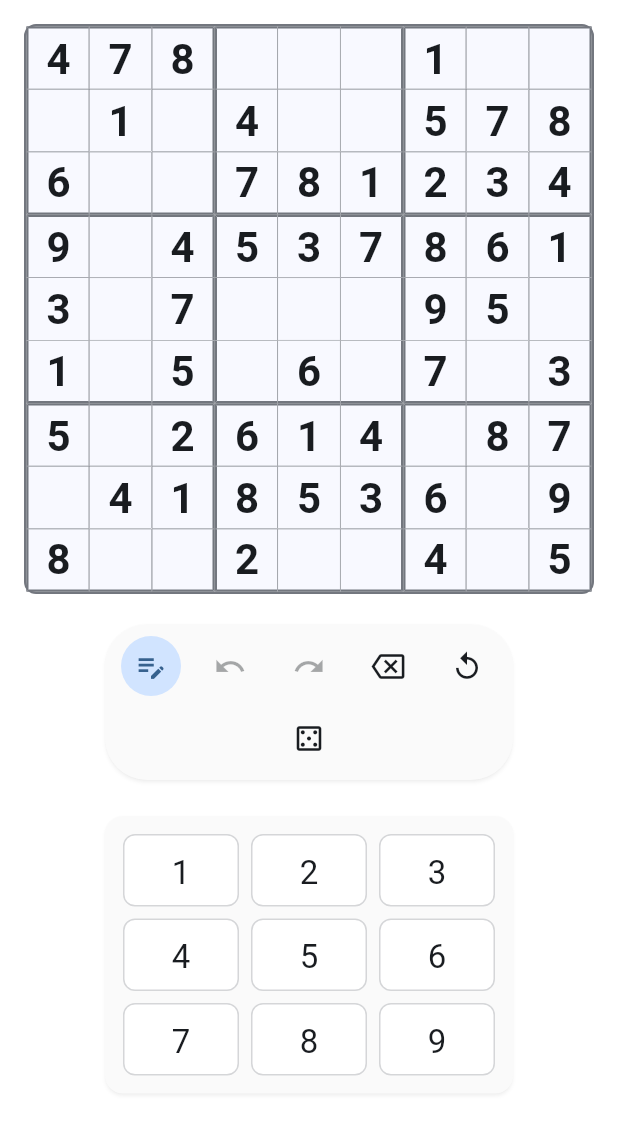
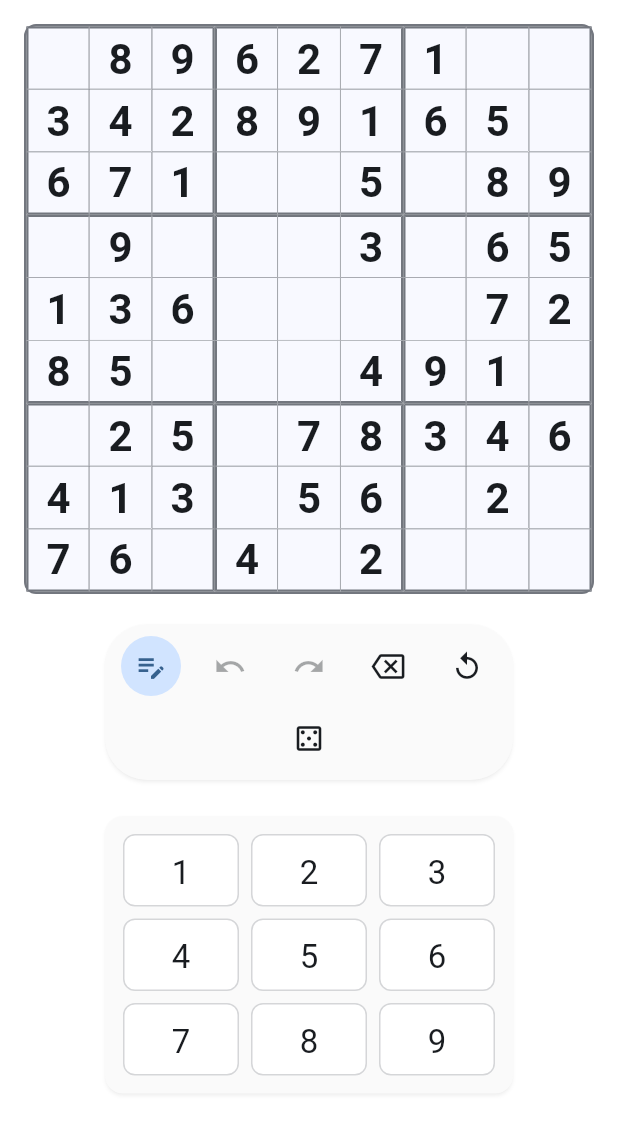
Before and after one commit to vbobkov1968/sudoku, a Flutter app: the screen it shows after launch, after a tap on the "edit off" icon, on a phone screen of 412 x 824 dp. Shown: the top 1133 px of the screen. Run offline on Flutter 3.47's test engine with Material 3 defaults, Android fonts, the phone set to English and light mode, and no system bars; our stand-ins replace shared_preferences; missing offline and left inert: flutter_acrylic.

Commit message:
Complete tasks 5.1/5.2: game persistence via shared_preferences
- GamePersistence: save/load/clear using shared_preferences + JSON
  Encodes initialBoard, solutionBoard, currentBoard, notes (bitmask),
  noteMode, difficulty; undo/redo stack intentionally not persisted
- main.dart: loads saved game on startup, generates new if none found
- game_screen.dart: _autosave() fire-and-forget after every mutating
  action (digit input, clear, undo/redo, reset, new game, note mode)
- Plan tracker updated: 4.1, 4.3, 5.1, 5.2 marked done

Co-Authored-By: Claude Sonnet 4.6 <noreply@anthropic.com>

```diff
--- /dev/null
+++ b/sudoku_app/lib/data/persistence/game_persistence.dart
@@ -0,0 +1,106 @@
+import 'dart:convert';
+
+import 'package:shared_preferences/shared_preferences.dart';
+
+import '../../core/models/board.dart';
+import '../../core/models/cell.dart';
+import '../../core/models/difficulty.dart';
+import '../../core/models/game_state.dart';
+
+typedef SavedGame = ({GameState state, Difficulty difficulty});
+
+/// Persists and restores a single active game session using shared_preferences.
+///
+/// Serialization format (JSON):
+///   difficulty : string (Difficulty.name)
+///   initial    : [81 ints] flat row-major, 0=empty
+///   solution   : [81 ints] flat row-major
+///   current    : [81 ints] flat row-major, 0=empty
+///   notes      : [81 ints] bitmask per cell (bit b → digit b+1 present)
+///   noteMode   : bool
+///
+/// Undo/redo history is intentionally not persisted.
+class GamePersistence {
+  static const _key = 'saved_game';
+
+  static Future<void> save(GameState state, Difficulty difficulty) async {
+    final prefs = await SharedPreferences.getInstance();
+    await prefs.setString(_key, jsonEncode(_encode(state, difficulty)));
+  }
+
+  static Future<SavedGame?> load() async {
+    try {
+      final prefs = await SharedPreferences.getInstance();
+      final raw = prefs.getString(_key);
+      if (raw == null) return null;
+      return _decode(jsonDecode(raw) as Map<String, dynamic>);
+    } catch (_) {
+      return null;
+    }
+  }
+
+  static Future<void> clear() async {
+    final prefs = await SharedPreferences.getInstance();
+    await prefs.remove(_key);
+  }
+
+  // ---------------------------------------------------------------------------
+
+  static Map<String, dynamic> _encode(GameState state, Difficulty difficulty) => {
+    'difficulty': difficulty.name,
+    'initial': _boardToFlat(state.initialBoard),
+    'solution': _boardToFlat(state.solutionBoard),
+    'current': _boardToFlat(state.currentBoard),
+    'notes': _notesToFlat(state.currentBoard),
+    'noteMode': state.noteMode,
+  };
+
+  static SavedGame _decode(Map<String, dynamic> map) {
+    final difficulty = Difficulty.values.firstWhere(
+      (d) => d.name == map['difficulty'],
+      orElse: () => Difficulty.easy,
+    );
+
+    final initialInts = _flatToInts(map['initial'] as List);
+    final solutionInts = _flatToInts(map['solution'] as List);
+    final currentInts = _flatToInts(map['current'] as List);
+    final notesMasks = (map['notes'] as List).cast<int>();
+    final noteMode = map['noteMode'] as bool;
+
+    final currentGrid = List.generate(
+      9,
+      (row) => List.generate(9, (col) {
+        final val = currentInts[row][col];
+        final mask = notesMasks[row * 9 + col];
+        return Cell(
+          row: row,
+          col: col,
+          value: val == 0 ? null : val,
+          isGiven: initialInts[row][col] != 0,
+          notes: {for (var b = 0; b < 9; b++) if (mask & (1 << b) != 0) b + 1},
+        );
+      }),
+    );
+
+    final state = GameState(
+      initialBoard: Board.fromInts(initialInts),
+      solutionBoard: Board.fromInts(solutionInts),
+      currentBoard: Board(currentGrid),
+      noteMode: noteMode,
+    );
+
+    return (state: state, difficulty: difficulty);
+  }
+
+  static List<int> _boardToFlat(Board board) => [
+    for (var i = 0; i < 81; i++) board.getValue(i ~/ 9, i % 9) ?? 0,
+  ];
+
+  static List<int> _notesToFlat(Board board) => [
+    for (var i = 0; i < 81; i++)
+      board.getCell(i ~/ 9, i % 9).notes.fold(0, (m, d) => m | (1 << (d - 1))),
+  ];
+
+  static List<List<int>> _flatToInts(List<dynamic> flat) =>
+    List.generate(9, (r) => List.generate(9, (c) => flat[r * 9 + c] as int));
+}
--- a/sudoku_app/lib/main.dart
+++ b/sudoku_app/lib/main.dart
@@ -8,6 +8,7 @@ import 'core/localization/app_locale.dart';
 import 'core/generator/puzzle_generator.dart';
 import 'core/models/game_state.dart';
 import 'core/models/difficulty.dart';
+import 'data/persistence/game_persistence.dart';
 import 'presentation/theme/app_theme.dart';
 import 'presentation/game_screen.dart';
 
@@ -25,27 +26,43 @@ void main() async {
     }
   }
 
-  runApp(const SudokuApp());
+  final saved = await GamePersistence.load();
+
+  final GameState initialState;
+  final Difficulty initialDifficulty;
+
+  if (saved != null) {
+    initialState = saved.state;
+    initialDifficulty = saved.difficulty;
+  } else {
+    initialDifficulty = Difficulty.easy;
+    final puzzle = PuzzleGenerator(seed: DateTime.now().millisecondsSinceEpoch)
+        .generate(initialDifficulty);
+    initialState = GameState(
+      initialBoard: puzzle.puzzle,
+      solutionBoard: puzzle.solution,
+    );
+  }
+
+  runApp(SudokuApp(initialState: initialState, initialDifficulty: initialDifficulty));
 }
 
 class SudokuApp extends StatelessWidget {
-  const SudokuApp({super.key});
+  final GameState initialState;
+  final Difficulty initialDifficulty;
+
+  const SudokuApp({
+    super.key,
+    required this.initialState,
+    required this.initialDifficulty,
+  });
 
   @override
   Widget build(BuildContext context) {
-    // Generate a sample easy puzzle for demonstration
-    final generator = PuzzleGenerator(seed: 42); // Fixed seed for consistent demo
-    final puzzle = generator.generate(Difficulty.easy);
-    final gameState = GameState(
-      initialBoard: puzzle.puzzle,
-      solutionBoard: puzzle.solution,
-    );
-
     return MaterialApp(
       title: 'Sudoku',
       debugShowCheckedModeBanner: false,
 
-      // Localization setup
       localizationsDelegates: const [
         GlobalMaterialLocalizations.delegate,
         GlobalWidgetsLocalizations.delegate,
@@ -54,13 +71,11 @@ class SudokuApp extends StatelessWidget {
       supportedLocales: supportedLocales,
       localeResolutionCallback: localeResolutionCallback,
 
-      // Theme
       theme: AppTheme.lightTheme,
       darkTheme: AppTheme.darkTheme,
       themeMode: ThemeMode.system,
 
-      // Game screen
-      home: GameScreen(gameState: gameState),
+      home: GameScreen(gameState: initialState, difficulty: initialDifficulty),
     );
   }
 }
--- a/sudoku_app/lib/presentation/game_screen.dart
+++ b/sudoku_app/lib/presentation/game_screen.dart
@@ -6,6 +6,7 @@ import 'package:flutter/services.dart';
 import '../core/models/game_state.dart';
 import '../core/generator/puzzle_generator.dart';
 import '../core/models/difficulty.dart';
+import '../data/persistence/game_persistence.dart';
 import 'widgets/number_pad.dart';
 import 'widgets/sudoku_grid.dart';
 import 'widgets/victory_overlay.dart';
@@ -13,10 +14,12 @@ import 'widgets/victory_overlay.dart';
 /// The main game screen that displays the Sudoku grid.
 class GameScreen extends StatefulWidget {
   final GameState gameState;
+  final Difficulty difficulty;
 
   const GameScreen({
     super.key,
     required this.gameState,
+    required this.difficulty,
   });
 
   @override
@@ -25,6 +28,7 @@ class GameScreen extends StatefulWidget {
 
 class _GameScreenState extends State<GameScreen> {
   late GameState _gameState;
+  late Difficulty _difficulty;
   bool _showVictory = false;
   final FocusNode _focusNode = FocusNode();
 
@@ -32,6 +36,7 @@ class _GameScreenState extends State<GameScreen> {
   void initState() {
     super.initState();
     _gameState = widget.gameState;
+    _difficulty = widget.difficulty;
     WidgetsBinding.instance.addPostFrameCallback((_) {
       if (mounted) {
         _focusNode.requestFocus();
@@ -240,11 +245,14 @@ class _GameScreenState extends State<GameScreen> {
     return null;
   }
 
+  void _autosave() => GamePersistence.save(_gameState, _difficulty);
+
   void _onDigitPressed(int digit) {
     setState(() {
       _gameState.applyInput(digit);
       if (_gameState.isWin) _showVictory = true;
     });
+    _autosave();
   }
 
   void _dismissVictory() {
@@ -253,6 +261,7 @@ class _GameScreenState extends State<GameScreen> {
 
   void _onClearPressed() {
     setState(() => _gameState.clearSelected());
+    _autosave();
   }
 
   void _onCellTap(int row, int col) {
@@ -261,14 +270,17 @@ class _GameScreenState extends State<GameScreen> {
 
   void _toggleNoteMode() {
     setState(() => _gameState.toggleNoteMode());
+    _autosave();
   }
 
   void _undo() {
     setState(() => _gameState.undo());
+    _autosave();
   }
 
   void _redo() {
     setState(() => _gameState.redo());
+    _autosave();
   }
 
   void _resetPuzzle() {
@@ -280,15 +292,18 @@ class _GameScreenState extends State<GameScreen> {
       _showVictory = false;
       _focusNode.requestFocus();
     });
+    _autosave();
   }
 
   void _newGame() {
     setState(() {
-      final generator = PuzzleGenerator(seed: DateTime.now().millisecondsSinceEpoch);
-      final puzzle = generator.generate(Difficulty.easy);
+      _difficulty = Difficulty.easy;
+      final puzzle = PuzzleGenerator(seed: DateTime.now().millisecondsSinceEpoch)
+          .generate(_difficulty);
       _gameState = GameState(initialBoard: puzzle.puzzle, solutionBoard: puzzle.solution);
       _showVictory = false;
       _focusNode.requestFocus();
     });
+    _autosave();
   }
 }
```
Also changed, not shown: 1 other file.
